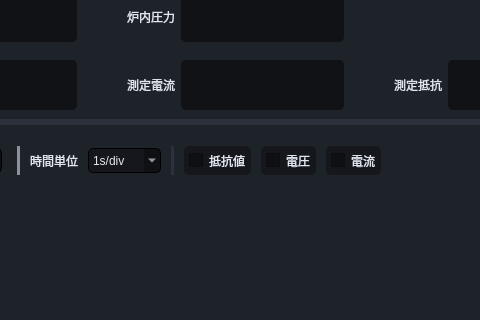
This is Source code/gui_main/gui/uis/pages/main_pages.ui in coolandy345/MS4371 as Qt 5 draws it before an edit; both pictures show x 198 to 678 and y 137 to 457 of the 1091 by 707 pixel window. The edited form follows.
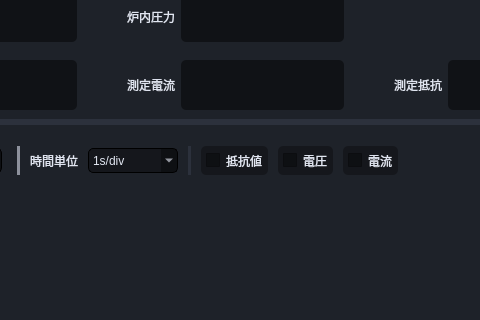
This is the edited form.

Patch:
```diff
--- a/Source code/gui_main/gui/uis/pages/main_pages.ui
+++ b/Source code/gui_main/gui/uis/pages/main_pages.ui
@@ -5929,7 +5929,7 @@
                     <widget class="QComboBox" name="timeUnit_comboBox">
                      <property name="minimumSize">
                       <size>
-                       <width>0</width>
+                       <width>90</width>
                        <height>25</height>
                       </size>
                      </property>
```
